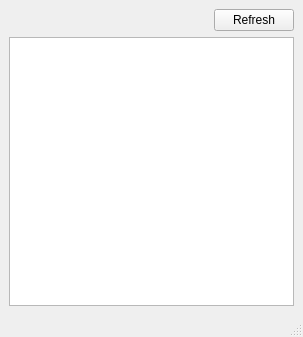
Old version of the form front/country/CountryList.ui in the repository timigen2010/football_DDD.
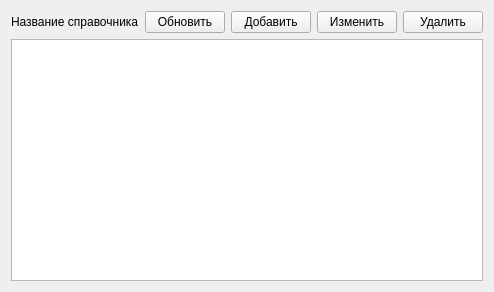
New version of the form.

Diff of the .ui file:
```diff
--- a/front/country/CountryList.ui
+++ b/front/country/CountryList.ui
@@ -1,58 +1,79 @@
 <?xml version="1.0" encoding="UTF-8"?>
 <ui version="4.0">
- <class>CountryWindow</class>
- <widget class="QMainWindow" name="CountryWindow">
+ <class>Form</class>
+ <widget class="QWidget" name="Form">
   <property name="geometry">
    <rect>
     <x>0</x>
     <y>0</y>
-    <width>303</width>
-    <height>337</height>
+    <width>462</width>
+    <height>292</height>
    </rect>
   </property>
   <property name="windowTitle">
    <string>CountryWindow</string>
   </property>
-  <widget class="QWidget" name="centralwidget">
    <layout class="QVBoxLayout" name="verticalLayout">
     <item>
      <layout class="QHBoxLayout" name="horizontalLayout">
       <item>
        <widget class="QLabel" name="first_title">
         <property name="text">
-         <string/>
+        <string>Название справочника</string>
         </property>
        </widget>
       </item>
       <item>
        <layout class="QHBoxLayout" name="horizontalLayout_2">
-        <item alignment="Qt::AlignRight">
+       <item>
          <widget class="QPushButton" name="refresh_btn">
           <property name="text">
-           <string>Refresh</string>
+          <string>Обновить</string>
           </property>
          </widget>
         </item>
-       </layout>
-      </item>
-     </layout>
+       <item>
+        <widget class="QPushButton" name="add_btn">
+         <property name="text">
+          <string>Добавить</string>
+         </property>
+        </widget>
+       </item>
+       <item>
+        <widget class="QPushButton" name="edit_btn">
+         <property name="text">
+          <string>Изменить</string>
+         </property>
+        </widget>
     </item>
     <item>
-     <widget class="QTableWidget" name="table_list"/>
-    </item>
-   </layout>
-  </widget>
-  <widget class="QMenuBar" name="menubar">
-   <property name="geometry">
-    <rect>
-     <x>0</x>
-     <y>0</y>
-     <width>303</width>
-     <height>21</height>
-    </rect>
-   </property>
-  </widget>
-  <widget class="QStatusBar" name="statusbar"/>
+        <widget class="QPushButton" name="delete_btn">
+         <property name="text">
+          <string>Удалить</string>
+         </property>
+        </widget>
+       </item>
+      </layout>
+     </item>
+    </layout>
+   </item>
+   <item>
+    <widget class="QTableWidget" name="table_list">
+     <property name="enabled">
+      <bool>true</bool>
+     </property>
+     <property name="editTriggers">
+      <set>QAbstractItemView::NoEditTriggers</set>
+     </property>
+     <property name="dragEnabled">
+      <bool>false</bool>
+     </property>
+     <property name="sortingEnabled">
+      <bool>true</bool>
+     </property>
+    </widget>
+   </item>
+  </layout>
  </widget>
  <resources/>
  <connections/>
```
Left out of the diff: 2 changed lines with no effect on the pictures. Lines whose indentation alone changed are shown as unchanged.
